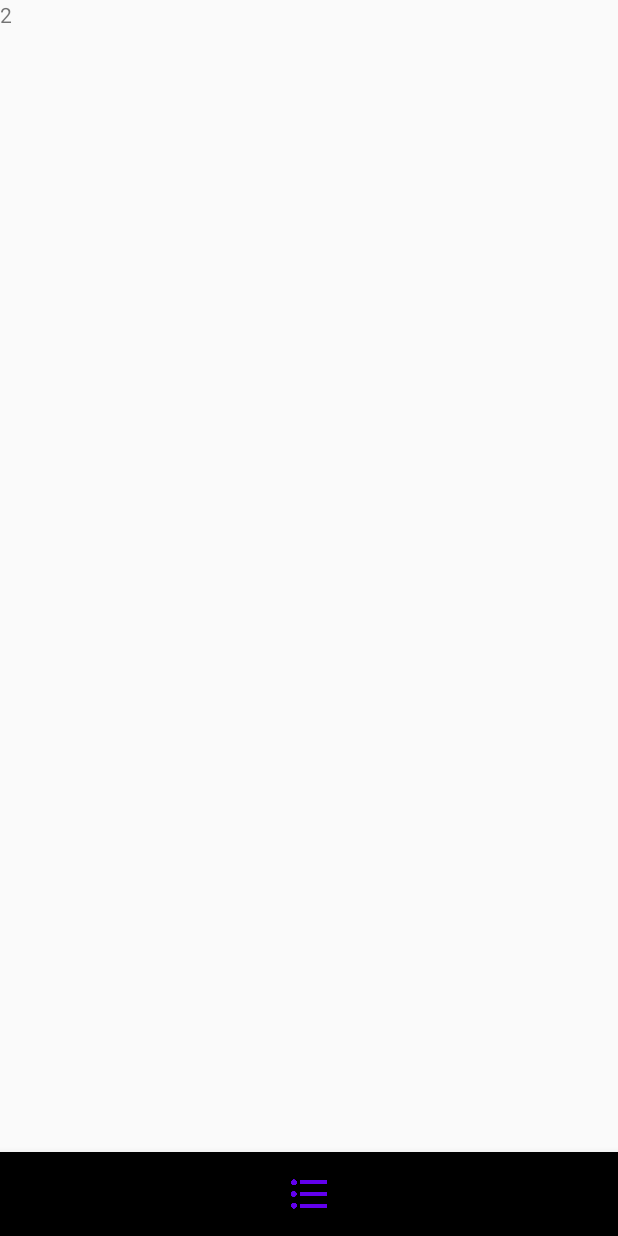
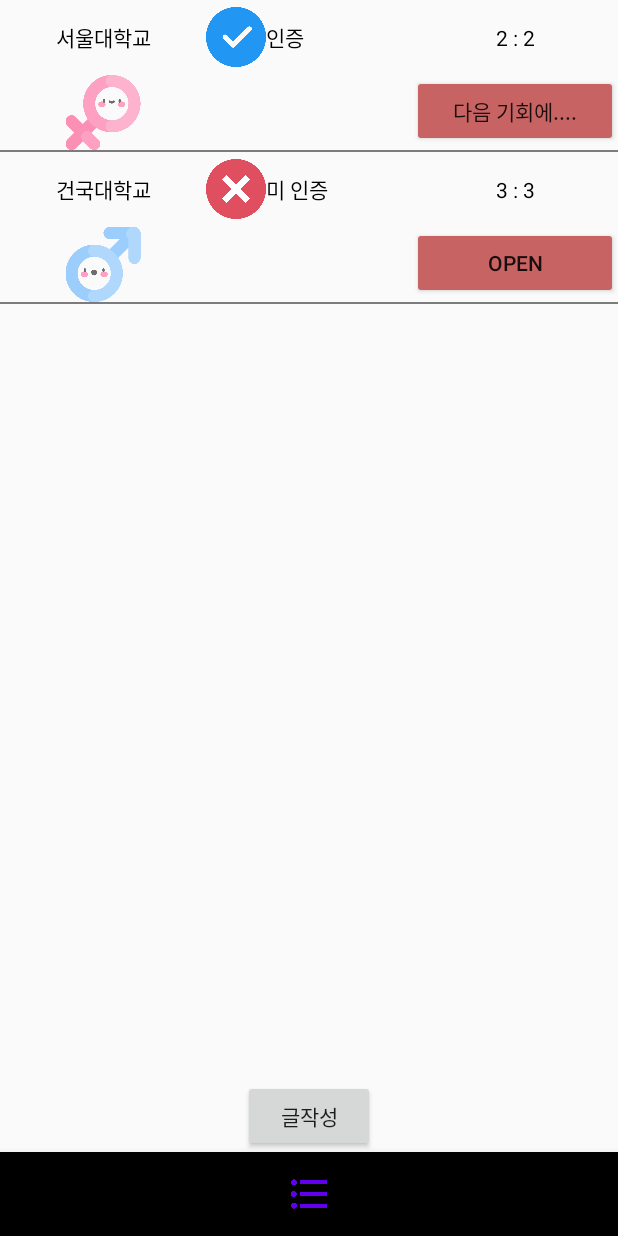
Before and after one commit to gudwh14/csl_blind_date, an Android app: the screen it shows after launch (MainActivity), item 2 of the bottom bar chosen, on a phone screen of 412 x 824 dp. Run offline under Robolectric (Android 15) with nearby library versions, the phone set to English and light mode, and no system bars.

Commit message:
LIST 리사이클러 뷰 완성

```diff
--- /dev/null
+++ b/app/src/main/java/com/csl/csl_blinddate/ListAdapter.java
@@ -0,0 +1,94 @@
+package com.csl.csl_blinddate;
+
+import android.graphics.drawable.Drawable;
+import android.graphics.drawable.ScaleDrawable;
+import android.view.LayoutInflater;
+import android.view.View;
+import android.view.ViewGroup;
+import android.widget.Button;
+import android.widget.ImageView;
+import android.widget.TextView;
+
+import androidx.annotation.NonNull;
+import androidx.core.content.ContextCompat;
+import androidx.recyclerview.widget.RecyclerView;
+
+import java.util.ArrayList;
+
+public class ListAdapter extends RecyclerView.Adapter<ListAdapter.ViewHolder> {
+    private ArrayList<ListData> data = new ArrayList<>();
+
+    public ViewHolder onCreateViewHolder(@NonNull ViewGroup parent, int viewType) {
+        // LayoutInflater를 이용하여 xml을 inflate 시킵니다.
+        // return 인자는 ViewHolder 입니다.
+        View view = LayoutInflater.from(parent.getContext()).inflate(R.layout.list_view,parent,false);
+        return new ViewHolder(view);
+    }
+
+    @Override
+    public void onBindViewHolder(@NonNull ViewHolder holder, int position) {
+        // Item을 하나, 하나 보여주는(bind 되는) 함수입니다.
+        holder.onBind(data.get(position));
+    }
+
+    @Override
+    public int getItemCount() {
+        // RecyclerView의 총 개수 입니다.
+        return data.size();
+    }
+
+    void addItem(ListData data2) {
+        // 외부에서 item을 추가시킬 함수입니다.
+        data.add(data2);
+    }
+
+    class ViewHolder extends RecyclerView.ViewHolder {
+        private TextView ListSchool_Text;
+        private TextView ListCertify_Text;
+        private TextView ListMember_Text;
+        private ImageView ListGender_Image;
+        private Button ListOpen_Button;
+        private Drawable drawable;
+
+        ViewHolder(View itemView) {
+            super(itemView);
+            ListSchool_Text = itemView.findViewById(R.id.ListSchool_Text);
+            ListCertify_Text = itemView.findViewById(R.id.ListCertify_Text);
+            ListMember_Text = itemView.findViewById(R.id.ListMember_Text);
+            ListGender_Image = itemView.findViewById(R.id.ListGender_Image);
+            ListOpen_Button = itemView.findViewById(R.id.ListOpen_Button);
+
+        }
+
+        void onBind(ListData data) {
+            ListSchool_Text.setText(data.getSchool());
+
+            if(data.getCertification()) {
+                drawable = data.getContext().getResources().getDrawable(R.drawable.check_icon);
+                ListCertify_Text.setText("인증");
+            }
+            else {
+                drawable = data.getContext().getResources().getDrawable(R.drawable.noncertify_icon);
+                ListCertify_Text.setText("미 인증");
+            }
+            drawable.setBounds(0,0,60,60);
+            ListCertify_Text.setCompoundDrawables(drawable, null, null, null);
+
+            ListMember_Text.setText(data.getMember() + " : " + data.getMember());
+
+            if(data.getGender()) {
+                ListGender_Image.setImageResource(R.drawable.boy_icon);
+            }
+            else {
+                ListGender_Image.setImageResource(R.drawable.girl_icon);
+            }
+
+            if(data.getOpen()) {
+                ListOpen_Button.setText("Open");
+            }
+            else {
+                ListOpen_Button.setText("다음 기회에....");
+            }
+        }
+    }
+}
--- /dev/null
+++ b/app/src/main/java/com/csl/csl_blinddate/ListData.java
@@ -0,0 +1,65 @@
+package com.csl.csl_blinddate;
+
+import android.content.Context;
+
+public class ListData {
+    private String school;
+    private boolean certification;
+    private int member;
+    private boolean gender;
+    private boolean open;
+    private Context context;
+
+    public ListData(Context context,String school, boolean certification, int member, boolean gender, boolean open) {
+        this.context = context;
+        this.school = school;
+        this.certification = certification;
+        this.member = member;
+        this.gender = gender;
+        this.open = open;
+    }
+
+    public String getSchool(){
+        return school;
+    }
+
+    public void setCertification(boolean certification) {
+        this.certification = certification;
+    }
+
+    public void setGender(boolean gender) {
+        this.gender = gender;
+    }
+
+    public void setMember(int member) {
+        this.member = member;
+    }
+
+    public void setOpen(boolean open) {
+        this.open = open;
+    }
+
+    public void setSchool(String school) {
+        this.school = school;
+    }
+
+    public boolean getGender() {
+        return gender;
+    }
+
+    public int getMember() {
+        return member;
+    }
+
+    public boolean getCertification() {
+        return certification;
+    }
+
+    public boolean getOpen(){
+        return open;
+    }
+
+    public Context getContext() {
+        return context;
+    }
+}
--- a/app/src/main/java/com/csl/csl_blinddate/ListTabFragment.java
+++ b/app/src/main/java/com/csl/csl_blinddate/ListTabFragment.java
@@ -3,17 +3,21 @@ package com.csl.csl_blinddate;
 import android.os.Bundle;
 
 import androidx.fragment.app.Fragment;
+import androidx.recyclerview.widget.LinearLayoutManager;
+import androidx.recyclerview.widget.RecyclerView;
 
 import android.view.LayoutInflater;
 import android.view.View;
 import android.view.ViewGroup;
+import android.widget.FrameLayout;
 
 
 /**
  * A simple {@link Fragment} subclass.
  */
 public class ListTabFragment extends Fragment {
-
+    RecyclerView listRecyclerView;
+    ListAdapter listAdapter;
     public ListTabFragment() {
         // Required empty public constructor
     }
@@ -23,6 +27,22 @@ public class ListTabFragment extends Fragment {
     public View onCreateView(LayoutInflater inflater, ViewGroup container,
                              Bundle savedInstanceState) {
         // Inflate the layout for this fragment
-        return inflater.inflate(R.layout.fragment_list_tab, container, false);
+        View view = inflater.inflate(R.layout.fragment_list_tab, container, false);
+        listRecyclerView = view.findViewById(R.id.ListRecyclerView);
+        listAdapter = new ListAdapter();
+
+        LinearLayoutManager linearLayoutManager = new LinearLayoutManager(getContext());
+        listRecyclerView.setLayoutManager(linearLayoutManager);
+
+        listRecyclerView.setAdapter(listAdapter);
+
+        // RecyclerView 에 DATA 넣기
+        ListData data = new ListData(getContext(),"서울대학교",true,2,false,false);
+        ListData data2 = new ListData(getContext(),"건국대학교",false,3,true,true);
+        listAdapter.addItem(data);
+        listAdapter.addItem(data2);
+        listAdapter.notifyDataSetChanged();
+
+        return view;
     }
 }
--- /dev/null
+++ b/app/src/main/res/drawable/custom_check.xml
@@ -0,0 +1,6 @@
+<?xml version="1.0" encoding="utf-8"?>
+<bitmap xmlns:android="http://schemas.android.com/apk/res/android"
+    android:src="@drawable/check_icon"
+    android:scaleType = "fitXY"
+    >
+</bitmap>
--- a/app/src/main/res/layout/fragment_list_tab.xml
+++ b/app/src/main/res/layout/fragment_list_tab.xml
@@ -6,9 +6,17 @@
     tools:context=".ListTabFragment">
 
     <!-- TODO: Update blank fragment layout -->
-    <TextView
+
+
+    <androidx.recyclerview.widget.RecyclerView
+        android:id="@+id/ListRecyclerView"
         android:layout_width="match_parent"
-        android:layout_height="match_parent"
-        android:text="2" />
+        android:layout_height="match_parent" />
 
+    <Button
+        android:id="@+id/button"
+        android:layout_width="wrap_content"
+        android:layout_height="wrap_content"
+        android:text="글작성"
+        android:layout_gravity="center_horizontal|bottom"/>
 </FrameLayout>
--- /dev/null
+++ b/app/src/main/res/layout/list_view.xml
@@ -0,0 +1,71 @@
+<?xml version="1.0" encoding="utf-8"?>
+<LinearLayout xmlns:android="http://schemas.android.com/apk/res/android"
+    xmlns:app="http://schemas.android.com/apk/res-auto"
+    android:orientation="vertical"
+    android:layout_width="match_parent"
+    android:layout_height="wrap_content">
+
+    <LinearLayout
+        android:layout_width="match_parent"
+        android:layout_height="50dp"
+        android:orientation="horizontal">
+
+        <TextView
+            android:id="@+id/ListSchool_Text"
+            android:layout_width="0dp"
+            android:layout_height="match_parent"
+            android:layout_weight="1"
+            android:text="대학교"
+            android:gravity="center"
+            android:textColor="#000000"/>
+
+        <TextView
+            android:id="@+id/ListCertify_Text"
+            android:layout_width="0dp"
+            android:layout_height="match_parent"
+            android:layout_weight="1"
+            android:text="TextView"
+            android:gravity="center_vertical"
+            android:textColor="#000000"/>
+
+        <TextView
+            android:id="@+id/ListMember_Text"
+            android:layout_width="0dp"
+            android:layout_height="match_parent"
+            android:layout_weight="1"
+            android:text="TextView"
+            android:gravity="center"
+            android:textColor="#000000"/>
+    </LinearLayout>
+
+    <LinearLayout
+        android:layout_width="match_parent"
+        android:layout_height="50dp" >
+
+        <ImageView
+            android:id="@+id/ListGender_Image"
+            android:layout_width="0dp"
+            android:layout_height="match_parent"
+            android:layout_weight="1"
+            app:srcCompat="@drawable/boy_icon" />
+
+        <Space
+            android:layout_width="0dp"
+            android:layout_height="match_parent"
+            android:layout_weight="1" />
+
+        <Button
+            android:id="@+id/ListOpen_Button"
+            android:layout_width="0dp"
+            android:layout_height="wrap_content"
+            android:layout_weight="1"
+            android:backgroundTint="#C86363"
+            android:text="Open"/>
+    </LinearLayout>
+
+    <View
+        android:layout_width="match_parent"
+        android:layout_height="1dp"
+        android:background="#7C7C7C"></View>
+
+</LinearLayout>
```
Also changed, not shown: app/src/main/res/drawable-v24/check_icon.png (added), app/src/main/res/drawable/boy_icon.png (added), app/src/main/res/drawable/girl_icon.png (added), app/src/main/res/drawable/noncertify_icon.png (added).
